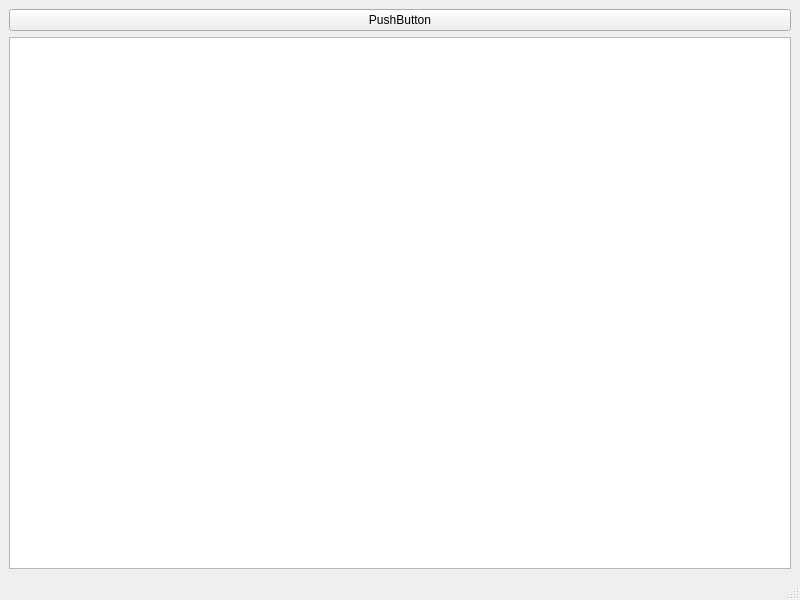
This is mainwindow.ui in nguyenvukhang/canvas-sync as Qt 5 draws it before an edit. The edited form follows.
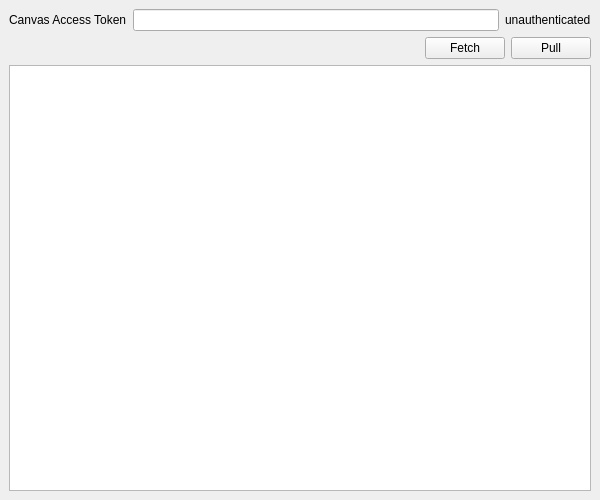
This is the edited form. Custom widgets are drawn as their Qt base class.

Commit message: feat: pull entire file tree from frontend

Patch:
```diff
--- a/mainwindow.ui
+++ b/mainwindow.ui
@@ -6,24 +6,116 @@
       <rect>
         <x>0</x>
         <y>0</y>
-        <width>800</width>
-        <height>600</height>
+    <width>600</width>
+    <height>500</height>
       </rect>
     </property>
     <property name="windowTitle">
       <string>MainWindow</string>
     </property>
     <widget class="QWidget" name="centralwidget">
+   <property name="sizePolicy">
+    <sizepolicy hsizetype="Preferred" vsizetype="Preferred">
+     <horstretch>0</horstretch>
+     <verstretch>0</verstretch>
+    </sizepolicy>
+   </property>
       <layout class="QVBoxLayout" name="verticalLayout">
         <item>
-          <widget class="QPushButton" name="pushButton">
+     <layout class="QHBoxLayout" name="horizontalLayout_accessToken">
+      <property name="topMargin">
+       <number>0</number>
+      </property>
+      <item>
+       <widget class="QLabel" name="label_accessTokenPrompt">
             <property name="text">
-              <string>PushButton</string>
+         <string>Canvas Access Token</string>
             </property>
           </widget>
         </item>
         <item>
-          <widget class="ClickableTreeView" name="treeView" />
+       <widget class="QLineEdit" name="lineEdit_accessToken">
+        <property name="echoMode">
+         <enum>QLineEdit::Password</enum>
+        </property>
+       </widget>
+      </item>
+      <item>
+       <widget class="QLabel" name="label_authenticationStatus">
+        <property name="text">
+         <string>unauthenticated</string>
+        </property>
+       </widget>
+      </item>
+     </layout>
+    </item>
+    <item>
+     <layout class="QHBoxLayout" name="horizontalLayout_actionButtons">
+      <property name="topMargin">
+       <number>0</number>
+      </property>
+      <item>
+       <spacer name="horizontalSpacer">
+        <property name="orientation">
+         <enum>Qt::Horizontal</enum>
+        </property>
+        <property name="sizeType">
+         <enum>QSizePolicy::MinimumExpanding</enum>
+        </property>
+        <property name="sizeHint" stdset="0">
+         <size>
+          <width>40</width>
+          <height>20</height>
+         </size>
+        </property>
+       </spacer>
+      </item>
+      <item>
+       <widget class="QPushButton" name="pushButton_fetch">
+        <property name="minimumSize">
+         <size>
+          <width>80</width>
+          <height>0</height>
+         </size>
+        </property>
+        <property name="text">
+         <string>Fetch</string>
+        </property>
+       </widget>
+      </item>
+      <item>
+       <widget class="QPushButton" name="pushButton_pull">
+        <property name="sizePolicy">
+         <sizepolicy hsizetype="Maximum" vsizetype="Fixed">
+          <horstretch>0</horstretch>
+          <verstretch>0</verstretch>
+         </sizepolicy>
+        </property>
+        <property name="minimumSize">
+         <size>
+          <width>80</width>
+          <height>0</height>
+         </size>
+        </property>
+        <property name="text">
+         <string>Pull</string>
+        </property>
+       </widget>
+      </item>
+     </layout>
+    </item>
+    <item>
+     <widget class="ClickableTreeView" name="treeView">
+      <property name="uniformRowHeights">
+       <bool>true</bool>
+      </property>
+      <property name="animated">
+       <bool>false</bool>
+      </property>
+      <attribute name="headerVisible">
+       <bool>true</bool>
+      </attribute>
+     </widget>
         </item>
       </layout>
     </widget>
@@ -37,7 +129,6 @@
         </rect>
       </property>
     </widget>
-    <widget class="QStatusBar" name="statusbar" />
   </widget>
   <customwidgets>
     <customwidget>
```
Left out of the diff: 14 changed lines with no effect on the pictures. Lines whose indentation alone changed are shown as unchanged. The commit also changes 16 other files.
